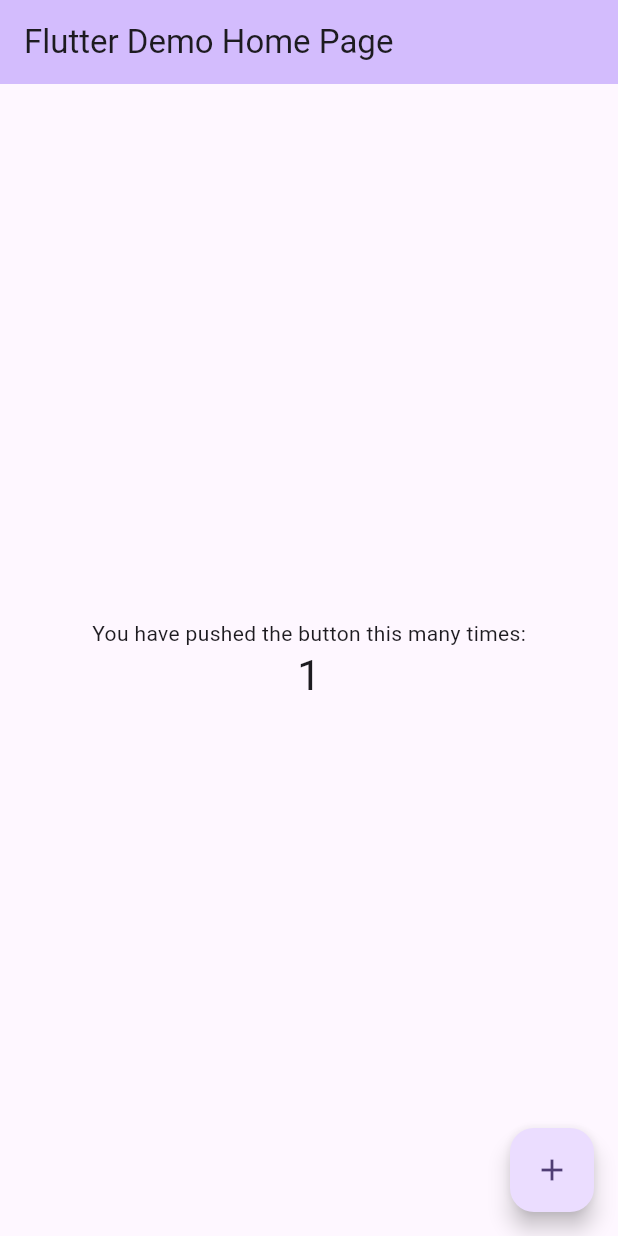
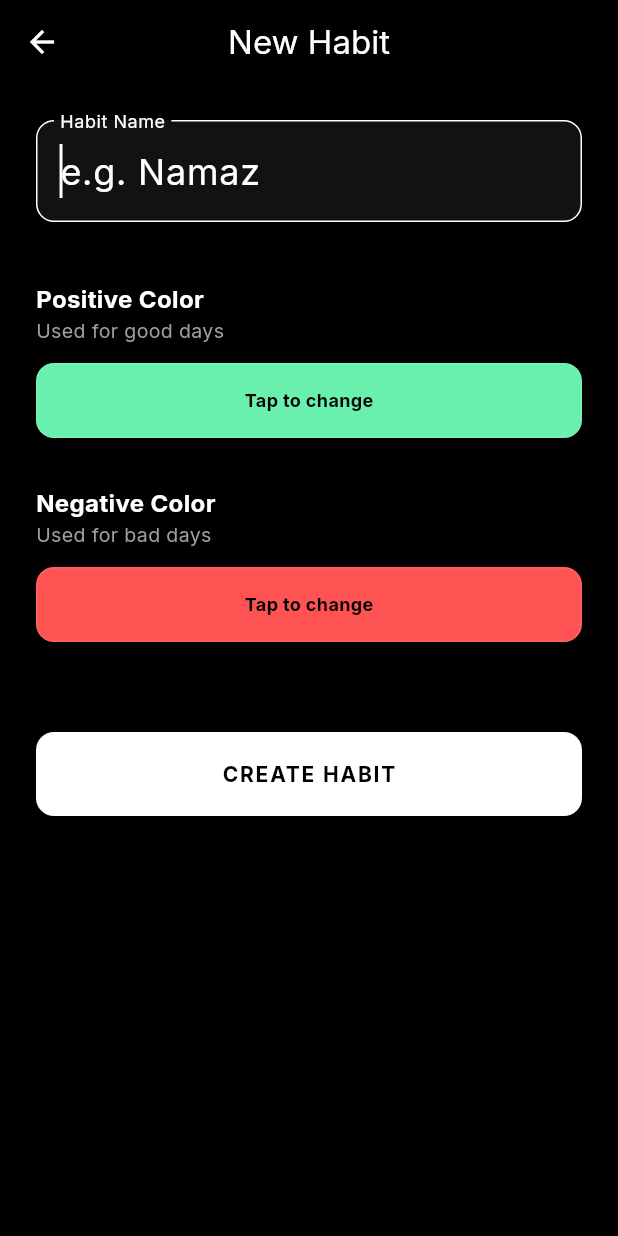
Before and after one commit to Talhakhalidawan/tudoo, a Flutter app: the screen it shows after launch, after a tap on the "add" icon, on a phone screen of 412 x 824 dp. Run offline on Flutter 3.47's test engine with Material 3 defaults, Android fonts, the phone set to English and light mode, and no system bars; our stand-ins replace flutter_colorpicker, flutter_riverpod, google_fonts, shared_preferences.

Commit message:
Complete UI/UX implementation with heatmap and habit management

```diff
--- a/lib/main.dart
+++ b/lib/main.dart
@@ -1,122 +1,22 @@
 import 'package:flutter/material.dart';
+import 'package:flutter_riverpod/flutter_riverpod.dart';
+import 'theme.dart';
+import 'screens/home_screen.dart';
 
 void main() {
-  runApp(const MyApp());
+  runApp(const ProviderScope(child: TudooApp()));
 }
 
-class MyApp extends StatelessWidget {
-  const MyApp({super.key});
+class TudooApp extends StatelessWidget {
+  const TudooApp({super.key});
 
-  // This widget is the root of your application.
   @override
   Widget build(BuildContext context) {
     return MaterialApp(
-      title: 'Flutter Demo',
-      theme: ThemeData(
-        // This is the theme of your application.
-        //
-        // TRY THIS: Try running your application with "flutter run". You'll see
-        // the application has a purple toolbar. Then, without quitting the app,
-        // try changing the seedColor in the colorScheme below to Colors.green
-        // and then invoke "hot reload" (save your changes or press the "hot
-        // reload" button in a Flutter-supported IDE, or press "r" if you used
-        // the command line to start the app).
-        //
-        // Notice that the counter didn't reset back to zero; the application
-        // state is not lost during the reload. To reset the state, use hot
-        // restart instead.
-        //
-        // This works for code too, not just values: Most code changes can be
-        // tested with just a hot reload.
-        colorScheme: .fromSeed(seedColor: Colors.deepPurple),
-      ),
-      home: const MyHomePage(title: 'Flutter Demo Home Page'),
+      title: 'Tudoo',
+      debugShowCheckedModeBanner: false,
+      theme: AppTheme.darkTheme,
+      home: const HomeScreen(),
     );
   }
 }
-
-class MyHomePage extends StatefulWidget {
-  const MyHomePage({super.key, required this.title});
-
-  // This widget is the home page of your application. It is stateful, meaning
-  // that it has a State object (defined below) that contains fields that affect
-  // how it looks.
-
-  // This class is the configuration for the state. It holds the values (in this
-  // case the title) provided by the parent (in this case the App widget) and
-  // used by the build method of the State. Fields in a Widget subclass are
-  // always marked "final".
-
-  final String title;
-
-  @override
-  State<MyHomePage> createState() => _MyHomePageState();
-}
-
-class _MyHomePageState extends State<MyHomePage> {
-  int _counter = 0;
-
-  void _incrementCounter() {
-    setState(() {
-      // This call to setState tells the Flutter framework that something has
-      // changed in this State, which causes it to rerun the build method below
-      // so that the display can reflect the updated values. If we changed
-      // _counter without calling setState(), then the build method would not be
-      // called again, and so nothing would appear to happen.
-      _counter++;
-    });
-  }
-
-  @override
-  Widget build(BuildContext context) {
-    // This method is rerun every time setState is called, for instance as done
-    // by the _incrementCounter method above.
-    //
-    // The Flutter framework has been optimized to make rerunning build methods
-    // fast, so that you can just rebuild anything that needs updating rather
-    // than having to individually change instances of widgets.
-    return Scaffold(
-      appBar: AppBar(
-        // TRY THIS: Try changing the color here to a specific color (to
-        // Colors.amber, perhaps?) and trigger a hot reload to see the AppBar
-        // change color while the other colors stay the same.
-        backgroundColor: Theme.of(context).colorScheme.inversePrimary,
-        // Here we take the value from the MyHomePage object that was created by
-        // the App.build method, and use it to set our appbar title.
-        title: Text(widget.title),
-      ),
-      body: Center(
-        // Center is a layout widget. It takes a single child and positions it
-        // in the middle of the parent.
-        child: Column(
-          // Column is also a layout widget. It takes a list of children and
-          // arranges them vertically. By default, it sizes itself to fit its
-          // children horizontally, and tries to be as tall as its parent.
-          //
-          // Column has various properties to control how it sizes itself and
-          // how it positions its children. Here we use mainAxisAlignment to
-          // center the children vertically; the main axis here is the vertical
-          // axis because Columns are vertical (the cross axis would be
-          // horizontal).
-          //
-          // TRY THIS: Invoke "debug painting" (choose the "Toggle Debug Paint"
-          // action in the IDE, or press "p" in the console), to see the
-          // wireframe for each widget.
-          mainAxisAlignment: .center,
-          children: [
-            const Text('You have pushed the button this many times:'),
-            Text(
-              '$_counter',
-              style: Theme.of(context).textTheme.headlineMedium,
-            ),
-          ],
-        ),
-      ),
-      floatingActionButton: FloatingActionButton(
-        onPressed: _incrementCounter,
-        tooltip: 'Increment',
-        child: const Icon(Icons.add),
-      ),
-    );
-  }
-}
--- a/lib/models/habit.dart
+++ b/lib/models/habit.dart
@@ -15,11 +15,7 @@ class Habit {
     required this.negativeColor,
   }) : id = id ?? const Uuid().v4();
 
-  Habit copyWith({
-    String? name,
-    Color? positiveColor,
-    Color? negativeColor,
-  }) {
+  Habit copyWith({String? name, Color? positiveColor, Color? negativeColor}) {
     return Habit(
       id: this.id,
       name: name ?? this.name,
--- /dev/null
+++ b/lib/screens/add_habit_screen.dart
@@ -0,0 +1,155 @@
+import 'package:flutter/material.dart';
+import 'package:flutter_colorpicker/flutter_colorpicker.dart';
+import 'package:flutter_riverpod/flutter_riverpod.dart';
+import '../models/habit.dart';
+import '../providers/habit_provider.dart';
+
+class AddHabitScreen extends ConsumerStatefulWidget {
+  const AddHabitScreen({super.key});
+
+  @override
+  ConsumerState<AddHabitScreen> createState() => _AddHabitScreenState();
+}
+
+class _AddHabitScreenState extends ConsumerState<AddHabitScreen> {
+  final _nameController = TextEditingController();
+  Color _positiveColor = Colors.greenAccent;
+  Color _negativeColor = Colors.redAccent;
+
+  @override
+  Widget build(BuildContext context) {
+    return Scaffold(
+      appBar: AppBar(title: const Text('New Habit')),
+      body: SingleChildScrollView(
+        padding: const EdgeInsets.all(24),
+        child: Column(
+          crossAxisAlignment: CrossAxisAlignment.stretch,
+          children: [
+            TextField(
+              controller: _nameController,
+              decoration: const InputDecoration(
+                labelText: 'Habit Name',
+                hintText: 'e.g. Namaz',
+              ),
+              style: const TextStyle(fontSize: 24),
+              autofocus: true,
+            ),
+            const SizedBox(height: 40),
+            _buildColorSection(
+              'Positive Color',
+              'Used for good days',
+              _positiveColor,
+              (color) => setState(() => _positiveColor = color),
+            ),
+            const SizedBox(height: 32),
+            _buildColorSection(
+              'Negative Color',
+              'Used for bad days',
+              _negativeColor,
+              (color) => setState(() => _negativeColor = color),
+            ),
+            const SizedBox(height: 60),
+            ElevatedButton(
+              onPressed: _save,
+              style: ElevatedButton.styleFrom(
+                backgroundColor: Colors.white,
+                foregroundColor: Colors.black,
+                padding: const EdgeInsets.symmetric(vertical: 18),
+                shape: RoundedRectangleBorder(
+                  borderRadius: BorderRadius.circular(12),
+                ),
+              ),
+              child: const Text(
+                'CREATE HABIT',
+                style: TextStyle(
+                  fontWeight: FontWeight.bold,
+                  letterSpacing: 1.2,
+                ),
+              ),
+            ),
+          ],
+        ),
+      ),
+    );
+  }
+
+  Widget _buildColorSection(
+    String title,
+    String subtitle,
+    Color color,
+    ValueChanged<Color> onSelected,
+  ) {
+    return Column(
+      crossAxisAlignment: CrossAxisAlignment.start,
+      children: [
+        Text(
+          title,
+          style: const TextStyle(fontSize: 16, fontWeight: FontWeight.bold),
+        ),
+        Text(
+          subtitle,
+          style: const TextStyle(color: Colors.grey, fontSize: 13),
+        ),
+        const SizedBox(height: 12),
+        GestureDetector(
+          onTap: () => _pickColor(color, onSelected),
+          child: Container(
+            height: 50,
+            decoration: BoxDecoration(
+              color: color,
+              borderRadius: BorderRadius.circular(12),
+              border: Border.all(color: Colors.white.withOpacity(0.1)),
+            ),
+            child: const Center(
+              child: Text(
+                'Tap to change',
+                style: TextStyle(
+                  color: Colors.black,
+                  fontWeight: FontWeight.bold,
+                  fontSize: 12,
+                ),
+              ),
+            ),
+          ),
+        ),
+      ],
+    );
+  }
+
+  void _pickColor(Color initialColor, ValueChanged<Color> onSelected) {
+    showDialog(
+      context: context,
+      builder: (context) => AlertDialog(
+        title: const Text('Pick a color'),
+        content: SingleChildScrollView(
+          child: ColorPicker(
+            pickerColor: initialColor,
+            onColorChanged: onSelected,
+            pickerAreaHeightPercent: 0.8,
+            enableAlpha: false,
+            displayThumbColor: true,
+          ),
+        ),
+        actions: [
+          TextButton(
+            onPressed: () => Navigator.pop(context),
+            child: const Text('DONE'),
+          ),
+        ],
+      ),
+    );
+  }
+
+  void _save() {
+    if (_nameController.text.trim().isEmpty) return;
+
+    final habit = Habit(
+      name: _nameController.text.trim(),
+      positiveColor: _positiveColor,
+      negativeColor: _negativeColor,
+    );
+
+    ref.read(habitProvider.notifier).addHabit(habit);
+    Navigator.pop(context);
+  }
+}
--- /dev/null
+++ b/lib/screens/home_screen.dart
@@ -0,0 +1,129 @@
+import 'package:flutter/material.dart';
+import 'package:flutter_riverpod/flutter_riverpod.dart';
+import '../providers/habit_provider.dart';
+import '../providers/log_provider.dart';
+import '../widgets/heatmap_grid.dart';
+import '../widgets/log_input_sheet.dart';
+import 'add_habit_screen.dart';
+
+class HomeScreen extends ConsumerWidget {
+  const HomeScreen({super.key});
+
+  @override
+  Widget build(BuildContext context, WidgetRef ref) {
+    final habits = ref.watch(habitProvider);
+    final logs = ref.watch(logProvider);
+
+    return Scaffold(
+      appBar: AppBar(
+        title: const Text(
+          'TUDOO',
+          style: TextStyle(letterSpacing: 4, fontWeight: FontWeight.w900),
+        ),
+      ),
+      body: habits.isEmpty
+          ? Center(
+              child: Column(
+                mainAxisAlignment: MainAxisAlignment.center,
+                children: [
+                  const Text(
+                    'No habits yet.',
+                    style: TextStyle(color: Colors.grey),
+                  ),
+                  const SizedBox(height: 16),
+                  TextButton(
+                    onPressed: () => _navigateToAddHabit(context),
+                    child: const Text('Create your first habit'),
+                  ),
+                ],
+              ),
+            )
+          : ListView.builder(
+              padding: const EdgeInsets.all(16),
+              itemCount: habits.length,
+              itemBuilder: (context, index) {
+                final habit = habits[index];
+                final habitLogs = ref
+                    .read(logProvider.notifier)
+                    .getLogsForHabit(habit.id);
+
+                return Padding(
+                  padding: const EdgeInsets.only(bottom: 24.0),
+                  child: InkWell(
+                    onLongPress: () => _confirmDelete(context, ref, habit),
+                    onTap: () => _showLogSheet(context, habit),
+                    child: Column(
+                      crossAxisAlignment: CrossAxisAlignment.start,
+                      children: [
+                        Row(
+                          mainAxisAlignment: MainAxisAlignment.spaceBetween,
+                          children: [
+                            Text(
+                              habit.name,
+                              style: const TextStyle(
+                                fontSize: 18,
+                                fontWeight: FontWeight.w500,
+                              ),
+                            ),
+                            const Icon(
+                              Icons.chevron_right,
+                              color: Colors.grey,
+                              size: 16,
+                            ),
+                          ],
+                        ),
+                        const SizedBox(height: 12),
+                        HeatmapGrid(habit: habit, logs: habitLogs),
+                      ],
+                    ),
+                  ),
+                );
+              },
+            ),
+      floatingActionButton: FloatingActionButton(
+        onPressed: () => _navigateToAddHabit(context),
+        child: const Icon(Icons.add),
+      ),
+    );
+  }
+
+  void _navigateToAddHabit(BuildContext context) {
+    Navigator.push(
+      context,
+      MaterialPageRoute(builder: (context) => const AddHabitScreen()),
+    );
+  }
+
+  void _showLogSheet(BuildContext context, dynamic habit) {
+    showModalBottomSheet(
+      context: context,
+      backgroundColor: Colors.transparent,
+      isScrollControlled: true,
+      builder: (context) =>
+          LogInputSheet(habitId: habit.id, habitName: habit.name),
+    );
+  }
+
+  void _confirmDelete(BuildContext context, WidgetRef ref, dynamic habit) {
+    showDialog(
+      context: context,
+      builder: (context) => AlertDialog(
+        title: const Text('Delete Habit?'),
+        content: Text('Are you sure you want to delete "${habit.name}"?'),
+        actions: [
+          TextButton(
+            onPressed: () => Navigator.pop(context),
+            child: const Text('Cancel'),
+          ),
+          TextButton(
+            onPressed: () {
+              ref.read(habitProvider.notifier).deleteHabit(habit.id);
+              Navigator.pop(context);
+            },
+            child: const Text('Delete', style: TextStyle(color: Colors.red)),
+          ),
+        ],
+      ),
+    );
+  }
+}
--- /dev/null
+++ b/lib/theme.dart
@@ -0,0 +1,57 @@
+import 'package:flutter/material.dart';
+import 'package:google_fonts/google_fonts.dart';
+
+class AppTheme {
+  static const Color background = Color(0xFF000000);
+  static const Color surface = Color(0xFF121212);
+  static const Color accent = Color(0xFFFFFFFF);
+  static const Color secondaryText = Color(0xFF888888);
+
+  static ThemeData darkTheme = ThemeData(
+    brightness: Brightness.dark,
+    scaffoldBackgroundColor: background,
+    primaryColor: accent,
+    colorScheme: const ColorScheme.dark(
+      primary: accent,
+      surface: surface,
+      onSurface: accent,
+    ),
+    textTheme: GoogleFonts.interTextTheme().apply(
+      bodyColor: accent,
+      displayColor: accent,
+    ),
+    appBarTheme: const AppBarTheme(
+      backgroundColor: background,
+      elevation: 0,
+      centerTitle: true,
+    ),
+    cardTheme: CardTheme(
+      color: surface,
+      elevation: 0,
+      shape: RoundedRectangleBorder(
+        borderRadius: BorderRadius.circular(12),
+        side: BorderSide(color: accent.withOpacity(0.1)),
+      ),
+    ),
+    floatingActionButtonTheme: const FloatingActionButtonThemeData(
+      backgroundColor: accent,
+      foregroundColor: background,
+    ),
+    inputDecorationTheme: InputDecorationTheme(
+      filled: true,
+      fillColor: surface,
+      border: OutlineInputBorder(
+        borderRadius: BorderRadius.circular(12),
+        borderSide: BorderSide.none,
+      ),
+      enabledBorder: OutlineInputBorder(
+        borderRadius: BorderRadius.circular(12),
+        borderSide: BorderSide(color: accent.withOpacity(0.1)),
+      ),
+      focusedBorder: OutlineInputBorder(
+        borderRadius: BorderRadius.circular(12),
+        borderSide: const BorderSide(color: accent),
+      ),
+    ),
+  );
+}
--- a/pubspec.yaml
+++ b/pubspec.yaml
@@ -37,6 +37,9 @@ dependencies:
   flutter_riverpod: ^3.3.1
   shared_preferences: ^2.5.5
   uuid: ^4.5.3
+  flutter_colorpicker: ^1.1.0
+  intl: ^0.20.2
+  google_fonts: ^8.1.0
 
 dev_dependencies:
   flutter_test:
```
Also changed, not shown: lib/models/daily_log.dart (+4 -6 lines), lib/providers/log_provider.dart (+10 -4 lines), lib/widgets/heatmap_grid.dart (added, +72 -0 lines), lib/widgets/log_input_sheet.dart (added, +85 -0 lines), pubspec.lock, 2 other files.
